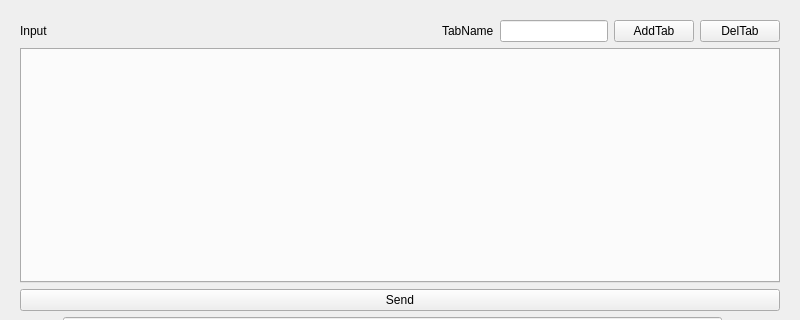
Above: widget.ui from YouRancestor/LspTool before the change; both pictures show x 0 to 800 and y 0 to 320 of the 800 by 600 pixel window. Below: the same form after it.
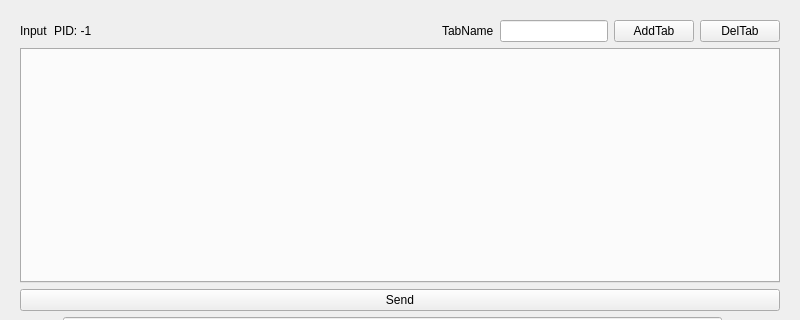
That is the form after the change.

Commit message: 显示PID

Diff of the .ui file:
```diff
--- a/widget.ui
+++ b/widget.ui
@@ -20,7 +20,7 @@
       <widget class="QWidget" name="widget" native="true">
        <layout class="QVBoxLayout" name="verticalLayout_3">
         <item>
-         <layout class="QHBoxLayout" name="horizontalLayout_2" stretch="0,1,0,0,0,0">
+         <layout class="QHBoxLayout" name="horizontalLayout_2" stretch="0,0,1,0,0,0,0">
           <item>
            <widget class="QLabel" name="label_ClientInput">
             <property name="text">
@@ -28,6 +28,13 @@
             </property>
            </widget>
           </item>
+          <item>
+           <widget class="QLabel" name="label_PID">
+            <property name="text">
+             <string>PID: -1</string>
+            </property>
+           </widget>
+          </item>
           <item>
            <spacer name="horizontalSpacer">
             <property name="orientation">
```
The commit also changes 1 other file.
